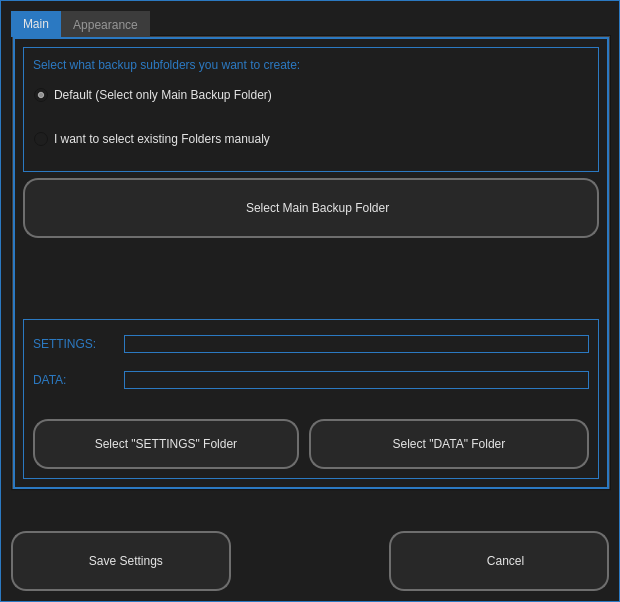
Before: the Qt Designer form ui/ui_07_settings.ui in il721/EasyBack, drawn with Qt 5.
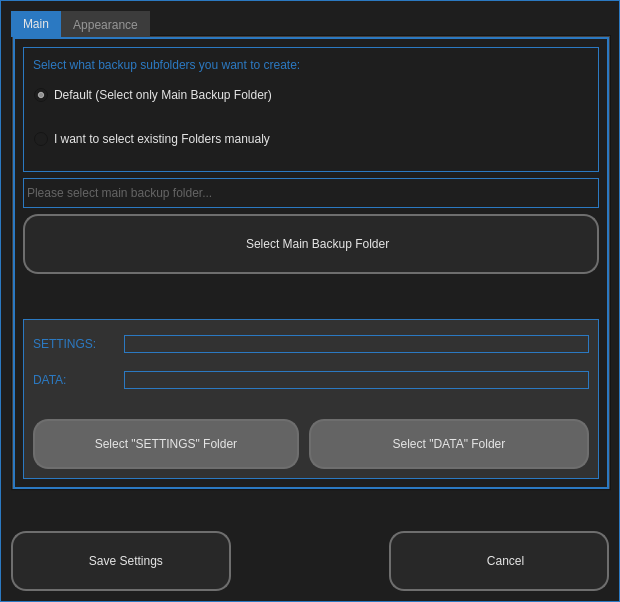
After: the same form once the commit is applied. Icons and pictures are not drawn.

Commit message: Edit "settings" dialog

What changed in the file:
```diff
--- a/ui/ui_07_settings.ui
+++ b/ui/ui_07_settings.ui
@@ -36,14 +36,16 @@
 background-color: rgb(30, 30, 30);
 font: 16pt &quot;Lexend Light&quot;;
 border: 1px solid;
-color: rgb(230, 230, 230);
-border-color: #2B79C2;}
+border-color: #2B79C2;
+color: rgb(230, 230, 230)}
 QLabel{
 font: 12pt &quot;Lexend Light&quot;;
 color: #2B79C2;
 border: no}
 QLineEdit{
 background-color: rgb(30, 30, 30);}
+QLineEdit:disabled{
+background-color: rgb(50,50,50);}
 QFrame{
 border-color: #2B79C2;}
 QPushButton {
@@ -52,6 +54,8 @@
 border-color: rgb(110, 110, 110);
 border-radius: 15px;
 background-color: rgba(60,60, 60, 80);}
+QPushButton:disabled{
+background-color: rgb(100,100,100);}
 QPushButton:hover {
 color: #2B79C2;
 border: 3px solid;
@@ -80,7 +84,9 @@
 color: rgb(150,150, 150);}
 QTabBar::tab:selected {
 background: #2B79C2;
-color: rgb(230, 230, 230)}</string>
+color: rgb(230, 230, 230)}
+QFrame:disabled{
+background-color: rgb(50,50,50);}</string>
   </property>
   <layout class="QVBoxLayout" name="verticalLayout_3">
    <item>
@@ -225,6 +231,30 @@
          </widget>
         </widget>
        </item>
+       <item>
+        <widget class="QLabel" name="main_folder">
+         <property name="minimumSize">
+          <size>
+           <width>0</width>
+           <height>30</height>
+          </size>
+         </property>
+         <property name="maximumSize">
+          <size>
+           <width>16777215</width>
+           <height>30</height>
+          </size>
+         </property>
+         <property name="styleSheet">
+          <string notr="true">color: rgb(100, 100, 100);
+border: 1px solid;
+border-color: #2B79C2;</string>
+         </property>
+         <property name="text">
+          <string>Please select main backup folder...</string>
+         </property>
+        </widget>
+       </item>
        <item>
         <widget class="QPushButton" name="sel_main_folder">
          <property name="sizePolicy">
@@ -270,7 +300,7 @@
        <item>
         <widget class="QFrame" name="select_frame">
          <property name="enabled">
-          <bool>true</bool>
+          <bool>false</bool>
          </property>
          <property name="sizePolicy">
           <sizepolicy hsizetype="Preferred" vsizetype="Fixed">
```
Left out of the diff: 6 changed lines with no effect on the pictures. The commit also changes 3 other files.
